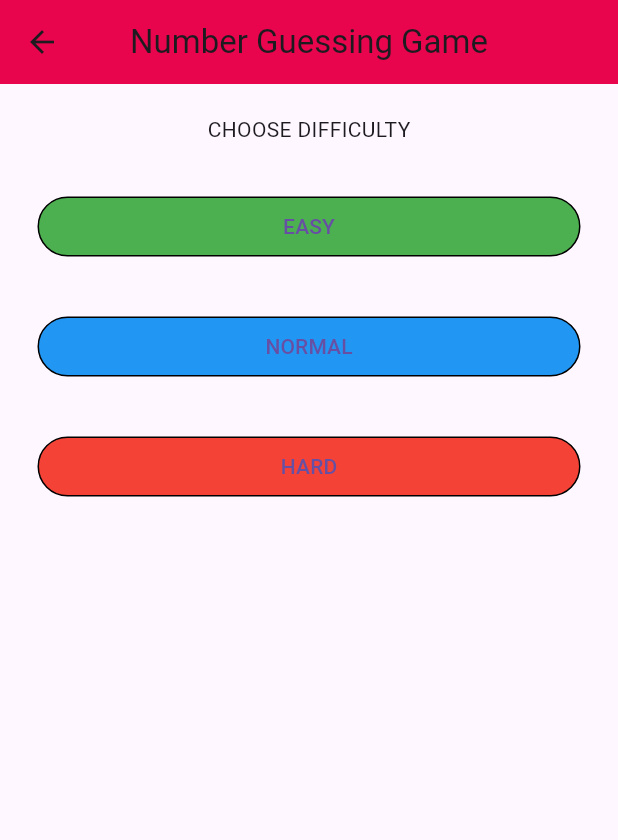
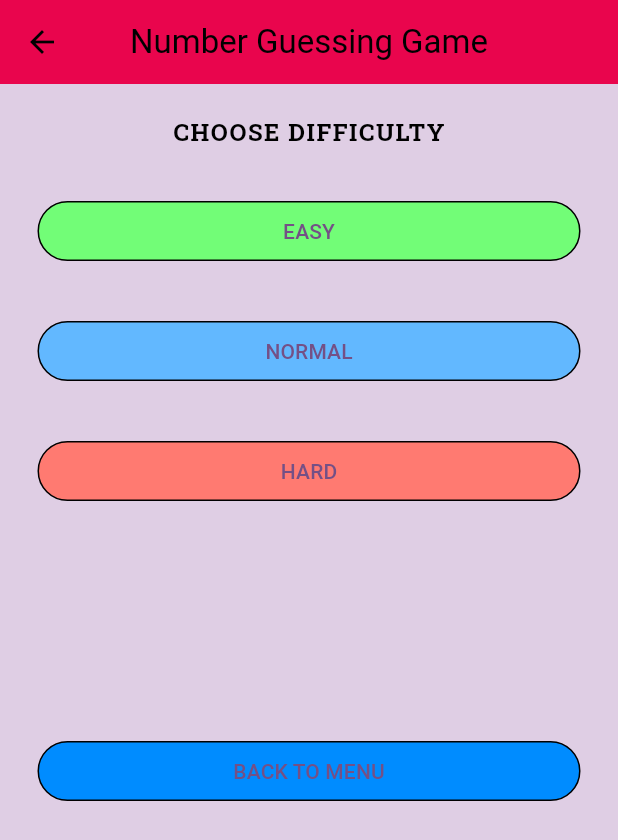
Before and after one commit to Star-Wasp/number-guessing-app-flutter, a Flutter app: the screen it shows after launch, after a tap on "START", on a phone screen of 412 x 824 dp. Shown: the top 840 px of the screen. Run offline on Flutter 3.47's test engine with Material 3 defaults, Android fonts, the phone set to English and light mode, and no system bars; our stand-ins replace google_fonts.

Commit message:
start working on theme

```diff
--- a/lib/customWidgets.dart
+++ b/lib/customWidgets.dart
@@ -6,11 +6,13 @@ class Topics extends StatelessWidget {
     required this.text,
     required this.page,
     required this.color,
+    this.clearStack = false,
   });
 
   final String text;
   final Widget page;
   final Color color;
+  final bool clearStack;
 
   @override
   Widget build(BuildContext context) {
@@ -30,10 +32,17 @@ class Topics extends StatelessWidget {
         ),
         child: TextButton(
           onPressed: () {
-            Navigator.push(
-              context,
-              MaterialPageRoute(builder: (context) => page),
-            );
+            if (!clearStack) {
+              Navigator.push(
+                context,
+                MaterialPageRoute(builder: (context) => page),
+              );
+            } else {
+              Navigator.pushAndRemoveUntil(
+                  context,
+                  MaterialPageRoute(builder: (context) => page),
+                  (route) => false);
+            }
           },
           child: Text(
             text.toUpperCase(),
--- a/lib/main.dart
+++ b/lib/main.dart
@@ -1,8 +1,10 @@
 import 'package:flutter/material.dart';
 import 'package:num_guess/pages/home.dart';
+import 'package:num_guess/theme.dart';
 
 void main() {
   runApp(MaterialApp(
+    theme: primaryTheme,
     home: Home(),
   ));
 }
--- a/lib/pages/difficulty.dart
+++ b/lib/pages/difficulty.dart
@@ -3,6 +3,7 @@ import 'package:num_guess/customWidgets.dart';
 import 'package:num_guess/pages/game/easy.dart';
 import 'package:num_guess/pages/game/hard.dart';
 import 'package:num_guess/pages/game/normal.dart';
+import 'package:num_guess/pages/home.dart';
 
 class Difficulty extends StatelessWidget {
   const Difficulty({super.key});
@@ -23,15 +24,31 @@ class Difficulty extends StatelessWidget {
             SizedBox(
               height: 30,
             ),
-            Topics(text: "EASY", page: EasyMode(), color: Colors.green),
+            Topics(
+                text: "EASY",
+                page: EasyMode(),
+                color: const Color.fromARGB(255, 114, 253, 119)),
             SizedBox(
               height: 30,
             ),
-            Topics(text: "NORMAL", page: NormalMode(), color: Colors.blue),
+            Topics(
+                text: "NORMAL",
+                page: NormalMode(),
+                color: const Color.fromARGB(255, 98, 184, 255)),
             SizedBox(
               height: 30,
             ),
-            Topics(text: "HARD", page: HardMode(), color: Colors.red),
+            Topics(
+                text: "HARD",
+                page: HardMode(),
+                color: const Color.fromARGB(255, 255, 122, 113)),
+            SizedBox(
+              height: 150,
+            ),
+            Topics(
+                text: "BACK TO MENU",
+                page: Home(),
+                color: const Color.fromARGB(255, 0, 140, 255)),
           ],
         ),
       ),
--- a/lib/pages/home.dart
+++ b/lib/pages/home.dart
@@ -9,8 +9,6 @@ class Home extends StatelessWidget {
   Widget build(BuildContext context) {
     return Scaffold(
       appBar: AppBar(
-        centerTitle: true,
-        backgroundColor: const Color.fromARGB(255, 233, 5, 77),
         title: Text("Number Guessing Game"),
       ),
       body: Padding(
--- a/pubspec.yaml
+++ b/pubspec.yaml
@@ -34,6 +34,7 @@ dependencies:
   # The following adds the Cupertino Icons font to your application.
   # Use with the CupertinoIcons class for iOS style icons.
   cupertino_icons: ^1.0.8
+  google_fonts: ^8.0.2
 
 dev_dependencies:
   flutter_test:
```
Also changed, not shown: lib/logic/game_brain.dart (+9 -0 lines), lib/pages/game/easy.dart (+0 -27 lines), lib/theme.dart (added, +48 -0 lines), pubspec.lock.
